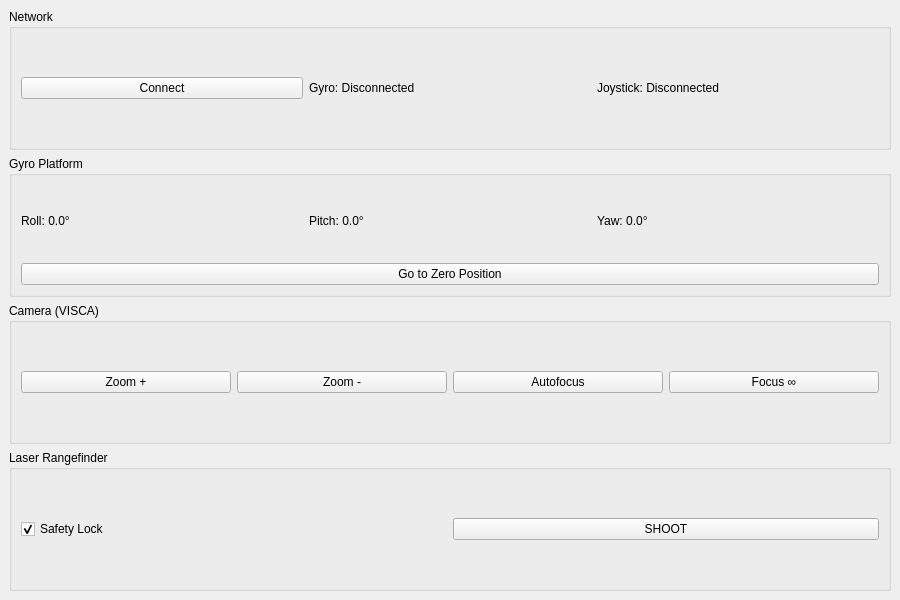
This is mainwindow.ui in Shimanovich/gsp_control as Qt 5 draws it before an edit. The edited form follows.
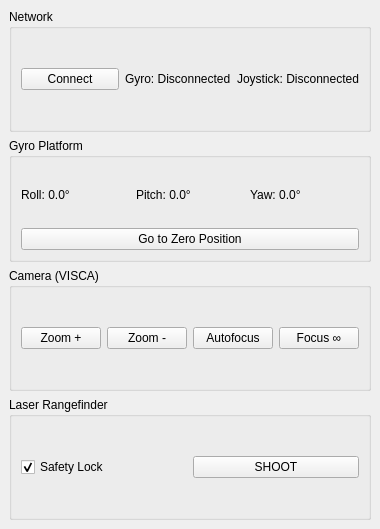
This is the edited form.

Commit message: run ok

Patch:
```diff
--- a/mainwindow.ui
+++ b/mainwindow.ui
@@ -6,8 +6,8 @@
    <rect>
     <x>0</x>
     <y>0</y>
-    <width>900</width>
-    <height>600</height>
+    <width>262</width>
+    <height>529</height>
    </rect>
   </property>
   <property name="windowTitle">
```
Left out of the diff: 3 changed lines with no effect on the pictures. The commit also changes 1 other file.
